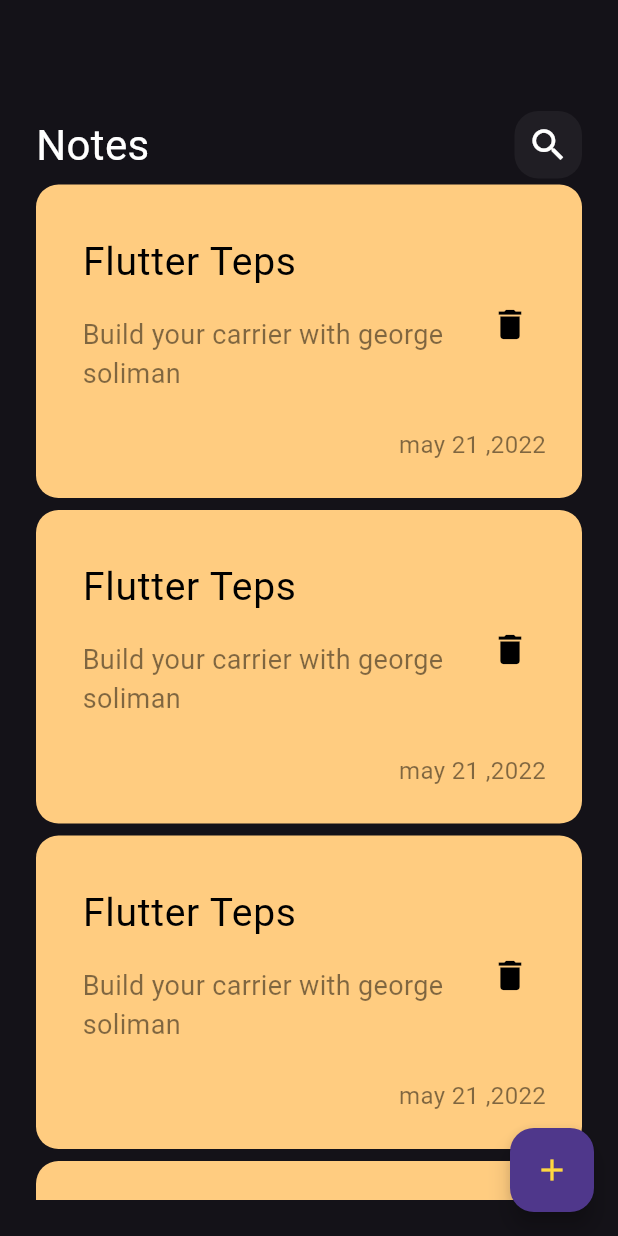
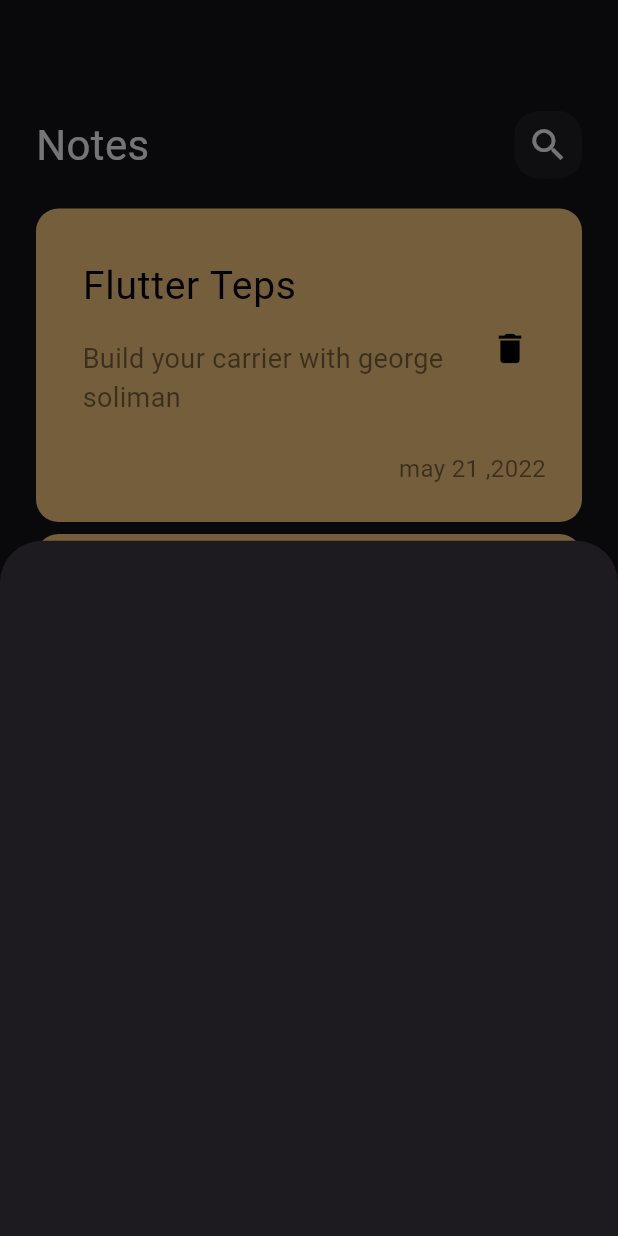
Before and after one commit to George-Anyas/notes_app, a Flutter app: the screen it shows after launch, after a tap on the "add" icon, on a phone screen of 412 x 824 dp. Run offline on Flutter 3.47's test engine with Material 3 defaults, Android fonts, the phone set to English and light mode, and no system bars; Roboto replaces fonts that are missing (Poppins).

Commit message:
add note buttom sheet

```diff
--- a/lib/view/notes_view.dart
+++ b/lib/view/notes_view.dart
@@ -1,4 +1,5 @@
 import 'package:flutter/material.dart';
+import 'package:notes_app/view/widgets/add_noteButtom_shet.dart';
 import 'package:notes_app/view/widgets/notes_view_body.dart';
 
 class NotesView extends StatelessWidget {
@@ -8,8 +9,14 @@ class NotesView extends StatelessWidget {
   Widget build(BuildContext context) {
     return Scaffold(
       floatingActionButton: FloatingActionButton(
-        onPressed: () {},
-        child: Icon(
+        onPressed: () {
+          showModalBottomSheet(
+              context: context,
+              builder: (context) {
+                return const AddNoteButtomSheet();
+              });
+        },
+        child: const Icon(
           Icons.add,
           color: Colors.amberAccent,
         ),
--- /dev/null
+++ b/lib/view/widgets/add_noteButtom_shet.dart
@@ -0,0 +1,10 @@
+import 'package:flutter/material.dart';
+
+class AddNoteButtomSheet extends StatelessWidget {
+  const AddNoteButtomSheet({super.key});
+
+  @override
+  Widget build(BuildContext context) {
+    return Container();
+  }
+}
--- a/lib/view/widgets/notes_listView.dart
+++ b/lib/view/widgets/notes_listView.dart
@@ -6,7 +6,11 @@ class NotesListView extends StatelessWidget {
 
   @override
   Widget build(BuildContext context) {
-    return ListView.builder(itemBuilder: (
+    return Padding(
+      padding: const EdgeInsets.symmetric(vertical: 16.0),
+      child: ListView.builder(
+          padding: EdgeInsets.zero,
+          itemBuilder: (
             BuildContext,
             index,
           ) {
@@ -14,6 +18,7 @@ class NotesListView extends StatelessWidget {
               padding: EdgeInsets.symmetric(vertical: 4),
               child: NoteItem(),
             );
-    });
+          }),
+    );
   }
 }
```
Lines whose indentation alone changed are shown as unchanged.
